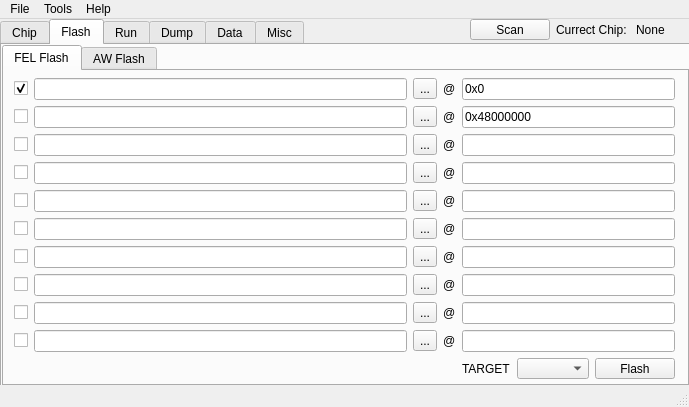
Before: the Qt Designer form src/mainwindow.ui in YuzukiTsuru/YFEL, drawn with Qt 5.
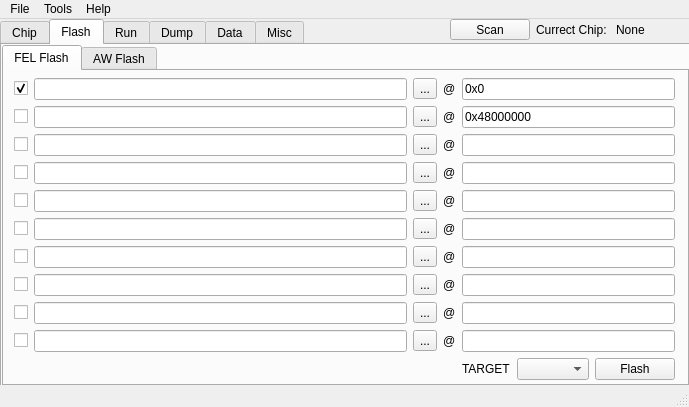
After: the same form once the commit is applied. The open tabs and pages were chosen to show the change.

What changed in the file:
```diff
--- a/src/mainwindow.ui
+++ b/src/mainwindow.ui
@@ -207,7 +207,7 @@
           <x>10</x>
           <y>7</y>
           <width>661</width>
-          <height>301</height>
+          <height>308</height>
          </rect>
         </property>
         <layout class="QGridLayout" name="gridLayout_2" columnstretch="0,10,0,0,0">
@@ -593,9 +593,9 @@
    <widget class="QWidget" name="layoutWidget">
     <property name="geometry">
      <rect>
-      <x>470</x>
+      <x>450</x>
       <y>0</y>
-      <width>211</width>
+      <width>231</width>
       <height>21</height>
      </rect>
     </property>
```
Left out of the diff: 2 changed lines with no effect on the pictures.
